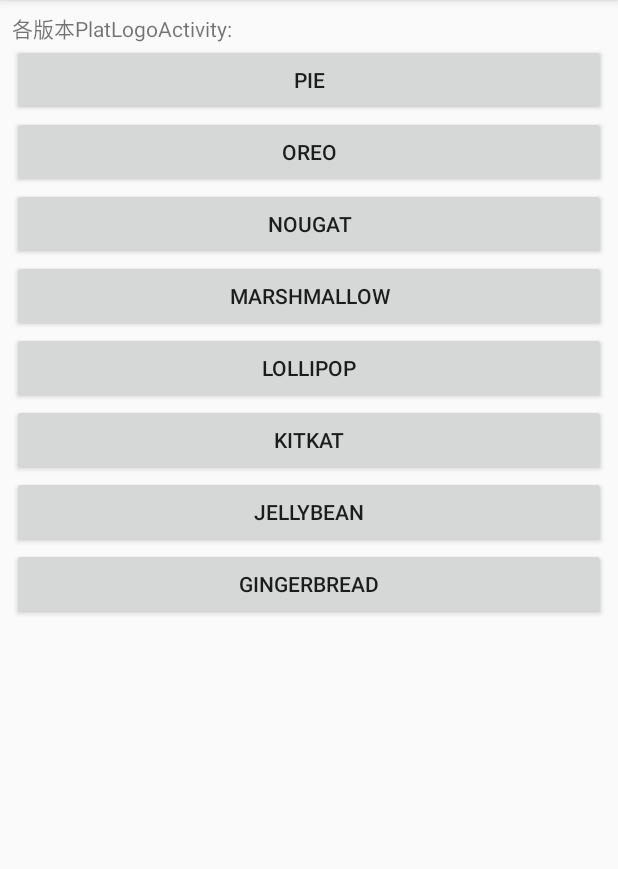
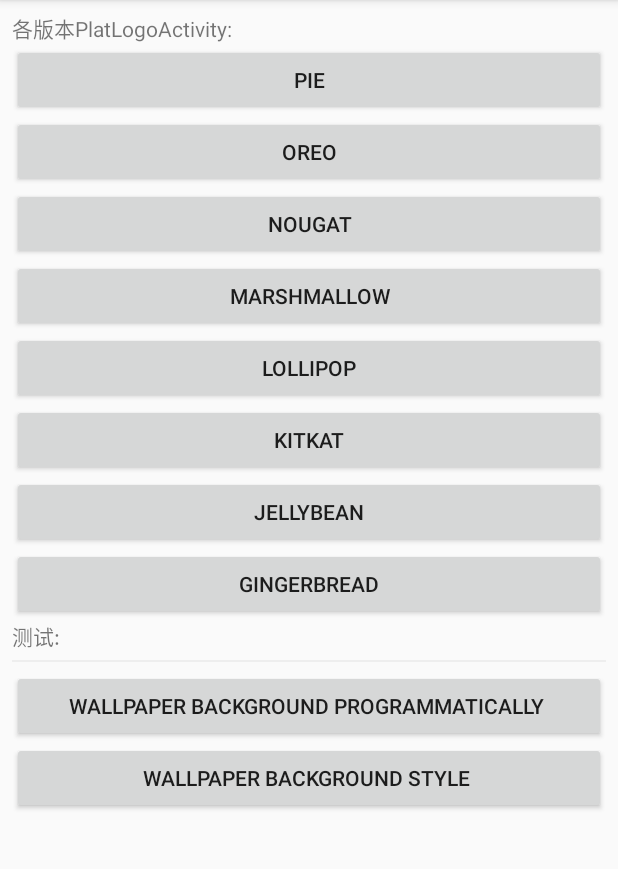
Before and after one commit to PortgasAce/PlatLogoCollections, an Android app: the screen it shows after launch (MainActivity), on a phone screen of 412 x 824 dp, the part 84-953 px from its top. Run offline under Robolectric (Android 15) with nearby library versions, the phone set to English and light mode, and no system bars.

Commit message:
add test activity

```diff
--- a/app/src/main/AndroidManifest.xml
+++ b/app/src/main/AndroidManifest.xml
@@ -61,6 +61,12 @@
       android:name=".PlatLogoActivityG"
       android:theme="@android:style/Theme.NoTitleBar.Fullscreen"/>
 
+    <activity
+      android:name=".PlatLogoActivityNoStyle"/>
+    <activity
+      android:theme="@style/WallpaperTheme"
+      android:name=".PlatLogoActivityStyle"/>
+
   </application>
 
 </manifest>
--- a/app/src/main/java/com/portgas/demo/activity/MainActivity.java
+++ b/app/src/main/java/com/portgas/demo/activity/MainActivity.java
@@ -83,6 +83,20 @@
       }
     });
 
+    findViewById(R.id.without_style).setOnClickListener(new OnClickListener() {
+      @Override
+      public void onClick(View v) {
+        Intent intent = new Intent(MainActivity.this, PlatLogoActivityNoStyle.class);
+        startActivity(intent);
+      }
+    });
 
+    findViewById(R.id.with_style).setOnClickListener(new OnClickListener() {
+      @Override
+      public void onClick(View v) {
+        Intent intent = new Intent(MainActivity.this, PlatLogoActivityStyle.class);
+        startActivity(intent);
+      }
+    });
   }
 }
--- a/app/src/main/res/layout/activity_main.xml
+++ b/app/src/main/res/layout/activity_main.xml
@@ -1,10 +1,14 @@
 <?xml version="1.0" encoding="utf-8"?>
-<LinearLayout
+<ScrollView
   xmlns:android="http://schemas.android.com/apk/res/android"
   xmlns:app="http://schemas.android.com/apk/res-auto"
   xmlns:tools="http://schemas.android.com/tools"
   android:layout_width="match_parent"
-  android:layout_height="match_parent"
+  android:layout_height="match_parent">
+
+  <LinearLayout
+    android:layout_width="match_parent"
+    android:layout_height="wrap_content"
     android:paddingTop="8dp"
     android:paddingLeft="8dp"
     android:paddingRight="8dp"
@@ -65,4 +69,29 @@
       android:layout_height="wrap_content"
       android:text="Gingerbread"/>
 
+    <TextView
+      android:layout_width="match_parent"
+      android:layout_height="wrap_content"
+      android:text="测试:"/>
+
+    <View
+      android:layout_width="match_parent"
+      android:layout_height="1dp"
+      android:layout_marginTop="5dp"
+      android:layout_marginBottom="5dp"
+      android:background="#eee"/>
+
+    <Button
+      android:id="@+id/without_style"
+      android:layout_width="match_parent"
+      android:layout_height="wrap_content"
+      android:text="wallpaper background programmatically "/>
+
+    <Button
+      android:id="@+id/with_style"
+      android:layout_width="match_parent"
+      android:layout_height="wrap_content"
+      android:text="wallpaper background style "/>
+
   </LinearLayout>
+</ScrollView>
--- a/app/src/main/res/values/styles.xml
+++ b/app/src/main/res/values/styles.xml
@@ -8,4 +8,14 @@
     <item name="colorAccent">@color/colorAccent</item>
   </style>
 
+  <style name="WallpaperTheme" parent="Theme.AppCompat">
+    <item name="android:windowFullscreen">true</item>
+    <item name="android:windowContentOverlay">@null</item>
+    <item name="android:windowBackground">@android:color/transparent</item>
+    <item name="android:colorBackgroundCacheHint">@null</item>
+    <item name="android:windowShowWallpaper">true</item>
+    <item name="windowActionBar">false</item>
+    <item name="windowNoTitle">true</item>
+  </style>
+
 </resources>
```
Also changed, not shown: app/src/main/java/com/portgas/demo/activity/PlatLogoActivityNoStyle.java (added, +171 -0 lines), app/src/main/java/com/portgas/demo/activity/PlatLogoActivityStyle.java (added, +159 -0 lines). Lines whose indentation alone changed are shown as unchanged.
